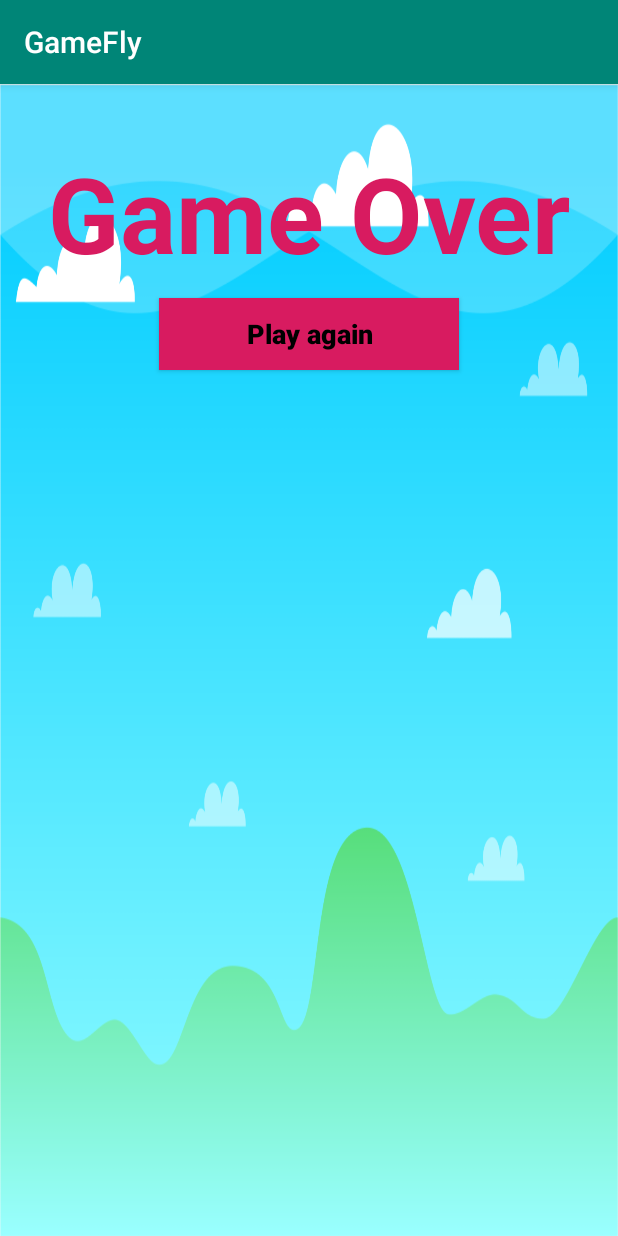
After one commit to Anni1123/GameFly, an Android app: the GameOverActivity screen opened directly, with no data from a screen before it, on a phone screen of 412 x 824 dp. The commit adds this screen. Run offline under Robolectric (Android 15) with nearby library versions, the phone set to English and light mode, and no system bars.

Commit message:
4th Commit gameoveractivity

```diff
--- a/app/src/main/AndroidManifest.xml
+++ b/app/src/main/AndroidManifest.xml
@@ -3,16 +3,19 @@
     package="com.example.gamefly">
 
     <application
+        android:allowBackup="true"
         android:hardwareAccelerated="true"
-        android:allowBackup="true"
         android:icon="@drawable/bird2"
         android:label="@string/app_name"
         android:roundIcon="@drawable/bird2"
         android:supportsRtl="true"
         android:theme="@style/AppTheme">
-        <activity android:name=".GameActivity"
+        <activity android:name=".GameOverActivity"
+            ></activity>
+        <activity
+            android:name=".GameActivity"
             android:screenOrientation="landscape"
-            android:theme="@style/AppTheme.NoActionBar"></activity>
+            android:theme="@style/AppTheme.NoActionBar" />
         <activity
             android:name=".MainActivity"
             android:screenOrientation="landscape"
--- /dev/null
+++ b/app/src/main/java/com/example/gamefly/GameOverActivity.java
@@ -0,0 +1,27 @@
+package com.example.gamefly;
+
+import androidx.appcompat.app.AppCompatActivity;
+
+import android.content.Intent;
+import android.os.Bundle;
+import android.view.View;
+import android.widget.Button;
+import android.widget.TextView;
+
+public class GameOverActivity extends AppCompatActivity {
+
+    private Button startGameAgain;
+    @Override
+    protected void onCreate(Bundle savedInstanceState) {
+        super.onCreate(savedInstanceState);
+        setContentView(R.layout.activity_game_over);
+        startGameAgain=(Button)findViewById(R.id.playagain);
+        startGameAgain.setOnClickListener(new View.OnClickListener() {
+            @Override
+            public void onClick(View v) {
+                Intent mainIntent=new Intent(GameOverActivity.this,MainActivity.class);
+                startActivity(mainIntent);
+            }
+        });
+    }
+}
--- a/app/src/main/java/com/example/gamefly/GameView.java
+++ b/app/src/main/java/com/example/gamefly/GameView.java
@@ -224,7 +224,7 @@ public class GameView extends SurfaceView implements Runnable {
 
         try {
             Thread.sleep(3000);
-            activity.startActivity(new Intent(activity, MainActivity.class));
+            activity.startActivity(new Intent(activity, GameOverActivity.class));
             activity.finish();
         } catch (InterruptedException e) {
             e.printStackTrace();
--- /dev/null
+++ b/app/src/main/res/layout/activity_game_over.xml
@@ -0,0 +1,40 @@
+<?xml version="1.0" encoding="utf-8"?>
+<RelativeLayout xmlns:android="http://schemas.android.com/apk/res/android"
+    xmlns:app="http://schemas.android.com/apk/res-auto"
+    xmlns:tools="http://schemas.android.com/tools"
+    android:layout_width="match_parent"
+    android:layout_height="match_parent"
+    android:background="@drawable/abc"
+    tools:context=".GameOverActivity">
+
+    <TextView
+        android:id="@+id/gameover"
+        android:layout_width="match_parent"
+        android:layout_height="wrap_content"
+        android:layout_alignParentStart="true"
+        android:layout_alignParentTop="true"
+        android:layout_marginStart="0dp"
+        android:layout_marginTop="39dp"
+        android:text="Game Over"
+        android:textAlignment="center"
+        android:textColor="@color/colorAccent"
+        android:textSize="70dp"
+        android:textStyle="bold" />
+
+    <Button
+        android:id="@+id/playagain"
+        android:layout_width="200dp"
+        android:layout_height="wrap_content"
+        android:layout_below="@+id/gameover"
+        android:layout_centerHorizontal="true"
+        android:background="@color/colorAccent"
+        android:padding="10dp"
+        android:layout_marginTop="10dp"
+        android:text="Play again"
+        android:textAllCaps="false"
+        android:textColor="@android:color/background_dark"
+        android:textSize="18sp"
+        android:textStyle="bold"/>
+    \
+
+</RelativeLayout>
```
